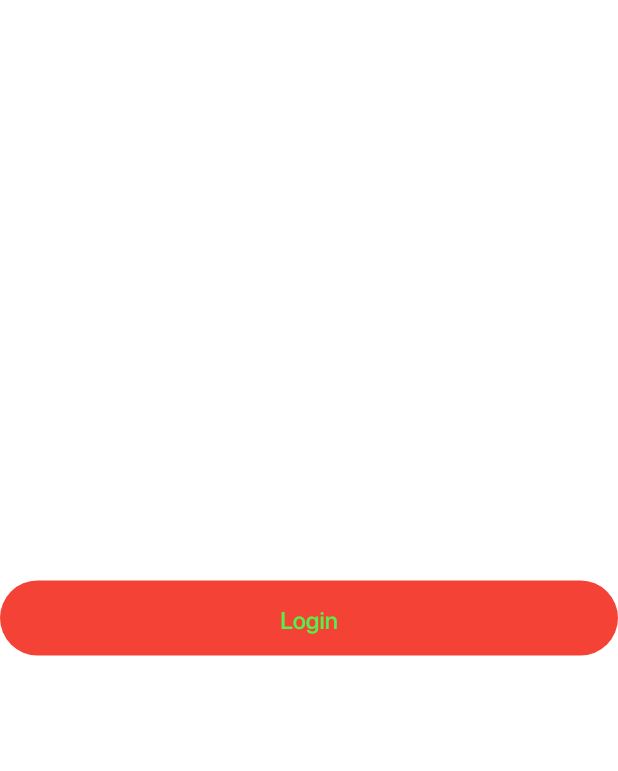
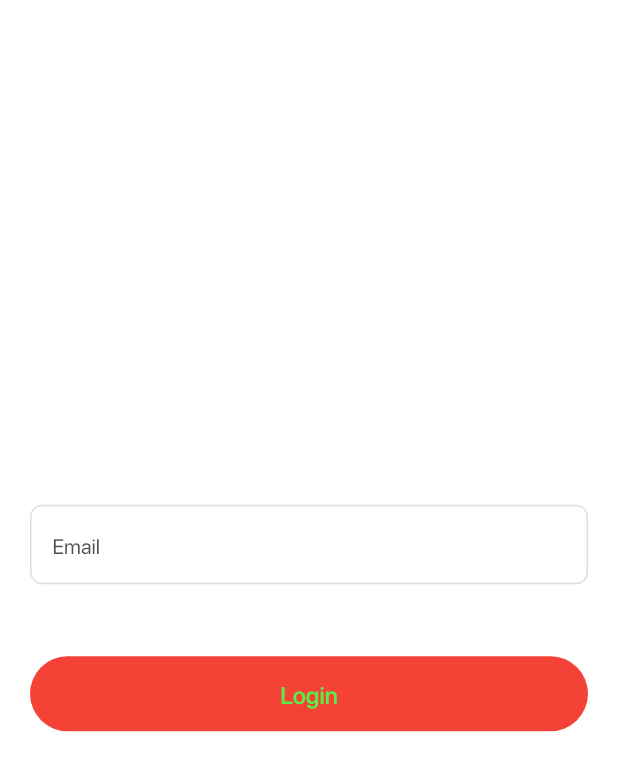
Before and after one commit to atultiwari7388/social-people, a Flutter app: the LoginView screen opened by its route, on a phone screen of 412 x 824 dp. Shown: the top 771 px of the screen. Run offline on Flutter 3.47's test engine with Material 2 defaults, Android fonts, the phone set to English and light mode, and no system bars; our stand-ins replace firebase_core, fluttertoast; missing offline and left inert: firebase_core_web, firebase_database_web, firebase_storage_web, image_picker_for_web; accounts and stored records are empty; project files that could hold a hidden picture were left out.

Commit message:
creating textformfieldcomponent and splashScreenservices

```diff
--- a/lib/main.dart
+++ b/lib/main.dart
@@ -96,7 +96,7 @@ class MyApp extends StatelessWidget {
           ),
         ),
       ),
-      initialRoute: RouteName.loginScreen,
+      initialRoute: RouteName.splashScreen,
       onGenerateRoute: Routes.generateRoute,
     );
   }
--- /dev/null
+++ b/lib/res/components/text_field.components.dart
@@ -0,0 +1,72 @@
+import 'package:flutter/material.dart';
+import 'package:tech_media/res/color.dart';
+
+class TextFormFieldComponent extends StatelessWidget {
+  const TextFormFieldComponent({
+    Key? key,
+    required this.controller,
+    required this.focusNode,
+    required this.onFieldSubmitValue,
+    required this.keyboardType,
+    required this.obscureText,
+    required this.hintText,
+    required this.formFieldValidator,
+    this.enable = true,
+    this.autoFocus = false,
+  }) : super(key: key);
+
+  final TextEditingController controller;
+  final FocusNode focusNode;
+  final FormFieldSetter onFieldSubmitValue;
+  final FormFieldValidator formFieldValidator;
+  final TextInputType keyboardType;
+  final String hintText;
+  final bool obscureText;
+  final bool enable, autoFocus;
+
+  @override
+  Widget build(BuildContext context) {
+    return Padding(
+      padding: const EdgeInsets.only(bottom: 8.0),
+      child: TextFormField(
+        controller: controller,
+        focusNode: focusNode,
+        obscureText: obscureText,
+        onFieldSubmitted: onFieldSubmitValue,
+        validator: formFieldValidator,
+        keyboardType: keyboardType,
+        style: Theme.of(context)
+            .textTheme
+            .bodyText2!
+            .copyWith(height: 0, fontSize: 19),
+        decoration: InputDecoration(
+          contentPadding: const EdgeInsets.all(15),
+          hintText: hintText,
+          enabled: enable,
+          hintStyle: Theme.of(context).textTheme.bodyText2!.copyWith(
+              height: 0,
+              color: AppColors.primaryTextTextColor.withOpacity(0.8)),
+          border: const OutlineInputBorder(
+            borderSide: BorderSide(color: AppColors.textFieldDefaultFocus),
+            borderRadius: BorderRadius.all(
+              Radius.circular(8),
+            ),
+          ),
+          focusedBorder: const OutlineInputBorder(
+            borderSide: BorderSide(color: AppColors.textFieldDefaultFocus),
+            borderRadius: BorderRadius.all(Radius.circular(8)),
+          ),
+          errorBorder: const OutlineInputBorder(
+            borderSide: BorderSide(color: AppColors.alertColor),
+            borderRadius: BorderRadius.all(Radius.circular(8)),
+          ),
+          enabledBorder: const OutlineInputBorder(
+            borderSide:
+                BorderSide(color: AppColors.textFieldDefaultBorderColor),
+            borderRadius: BorderRadius.all(Radius.circular(8)),
+          ),
+        ),
+      ),
+    );
+  }
+}
--- a/lib/view/login/login_screen.dart
+++ b/lib/view/login/login_screen.dart
@@ -1,5 +1,6 @@
 import 'package:flutter/material.dart';
 import 'package:tech_media/res/components/round_button.components.res.dart';
+import 'package:tech_media/res/components/text_field.components.dart';
 
 class LoginView extends StatefulWidget {
   const LoginView({Key? key}) : super(key: key);
@@ -9,19 +10,37 @@ class LoginView extends StatefulWidget {
 }
 
 class _LoginViewState extends State<LoginView> {
+  final emailController = TextEditingController();
+  final emailFocusNode = FocusNode();
+
   @override
   Widget build(BuildContext context) {
     return Scaffold(
-      body: Column(
+      body: Padding(
+        padding: const EdgeInsets.symmetric(horizontal: 20),
+        child: Column(
           mainAxisAlignment: MainAxisAlignment.center,
           crossAxisAlignment: CrossAxisAlignment.center,
           children: [
+            TextFormFieldComponent(
+              controller: emailController,
+              focusNode: emailFocusNode,
+              onFieldSubmitValue: (value) {},
+              keyboardType: TextInputType.emailAddress,
+              obscureText: false,
+              hintText: "Email",
+              formFieldValidator: (value) {
+                return value.isEmpty ? "Enter email address" : null;
+              },
+            ),
+            const SizedBox(height: 40),
             RoundedButtonComponent(
               title: "Login",
               onPress: () {},
             ),
           ],
         ),
+      ),
     );
   }
 }
--- a/lib/view/splash/splash_screen.dart
+++ b/lib/view/splash/splash_screen.dart
@@ -1,6 +1,7 @@
 import 'package:flutter/material.dart';
 import 'package:tech_media/res/assets.dart';
 import 'package:tech_media/res/fonts.dart';
+import 'package:tech_media/viewModel/services/splash_services.services.viewmodel.dart';
 
 class SplashScreen extends StatefulWidget {
   const SplashScreen({Key? key}) : super(key: key);
@@ -10,6 +11,15 @@ class SplashScreen extends StatefulWidget {
 }
 
 class _SplashScreenState extends State<SplashScreen> {
+  SplashServices splashServices = SplashServices();
+
+  @override
+  void initState() {
+    // TODO: implement initState
+    super.initState();
+    splashServices.isLogin(context);
+  }
+
   @override
   Widget build(BuildContext context) {
     return Scaffold(
--- /dev/null
+++ b/lib/viewModel/services/splash_services.services.viewmodel.dart
@@ -0,0 +1,14 @@
+import 'dart:async';
+
+import 'package:flutter/cupertino.dart';
+import 'package:tech_media/utils/routes/route_name.dart';
+
+class SplashServices {
+  void isLogin(BuildContext context) {
+    Timer(
+      const Duration(seconds: 10),
+      () => Navigator.pushNamedAndRemoveUntil(
+          context, RouteName.loginScreen, (route) => false),
+    );
+  }
+}
```
Lines whose indentation alone changed are shown as unchanged.
